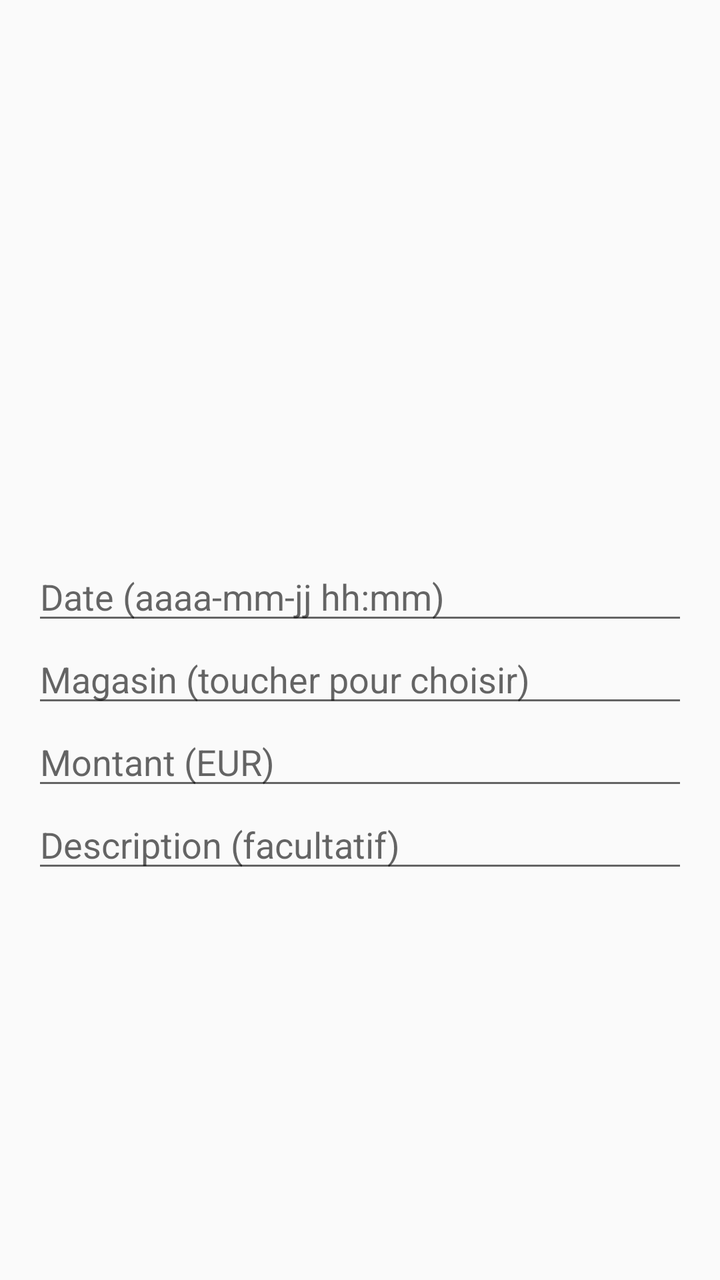
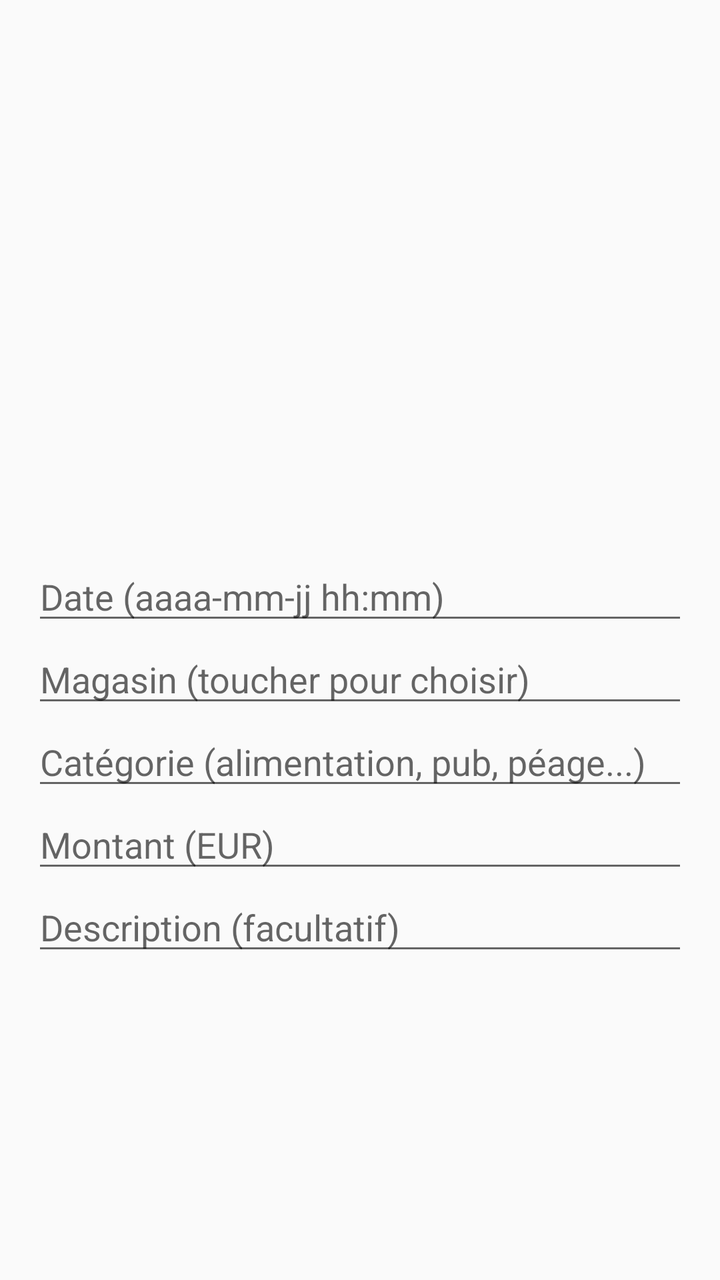

Before-and-after screenshots of an Android layout around one commit, followed by the original layout XML and the change that was made.
<!-- AndroidManifest.xml: application theme Theme.AppCompat.Light.DarkActionBar -->
<!-- res/layout/dialog_confirm.xml -->
<?xml version="1.0" encoding="utf-8"?>
<ScrollView xmlns:android="http://schemas.android.com/apk/res/android"
    android:layout_width="match_parent" android:layout_height="wrap_content">
<LinearLayout
    android:layout_width="match_parent" android:layout_height="wrap_content"
    android:orientation="vertical" android:padding="16dp">
    <ImageView android:id="@+id/photo" android:layout_width="match_parent" android:layout_height="260dp"
        android:scaleType="fitCenter" android:adjustViewBounds="true" />
    <EditText android:id="@+id/date" android:hint="Date (aaaa-mm-jj hh:mm)" android:inputType="text"
        android:layout_width="match_parent" android:layout_height="wrap_content" />
    <AutoCompleteTextView android:id="@+id/shop" android:hint="Magasin (toucher pour choisir)"
        android:inputType="textCapCharacters|textNoSuggestions" android:completionThreshold="1"
        android:layout_width="match_parent" android:layout_height="wrap_content" />
    <EditText android:id="@+id/amount" android:hint="Montant (EUR)" android:inputType="numberDecimal"
        android:layout_width="match_parent" android:layout_height="wrap_content" />
    <EditText android:id="@+id/description" android:hint="Description (facultatif)"
        android:inputType="textCapSentences|textMultiLine" android:maxLines="3"
        android:layout_width="match_parent" android:layout_height="wrap_content" />
</LinearLayout>
</ScrollView>
<!-- resources referenced by this layout -->
<resources>

</resources>

<!-- the commit's change to res/layout/dialog_confirm.xml (unified diff, before → after) -->
@@ -11,6 +11,9 @@
     <AutoCompleteTextView android:id="@+id/shop" android:hint="Magasin (toucher pour choisir)"
         android:inputType="textCapCharacters|textNoSuggestions" android:completionThreshold="1"
         android:layout_width="match_parent" android:layout_height="wrap_content" />
+    <AutoCompleteTextView android:id="@+id/category" android:hint="Cat\u00e9gorie (alimentation, pub, p\u00e9age...)"
+        android:inputType="textNoSuggestions" android:completionThreshold="1"
+        android:layout_width="match_parent" android:layout_height="wrap_content" />
     <EditText android:id="@+id/amount" android:hint="Montant (EUR)" android:inputType="numberDecimal"
         android:layout_width="match_parent" android:layout_height="wrap_content" />
     <EditText android:id="@+id/description" android:hint="Description (facultatif)"
